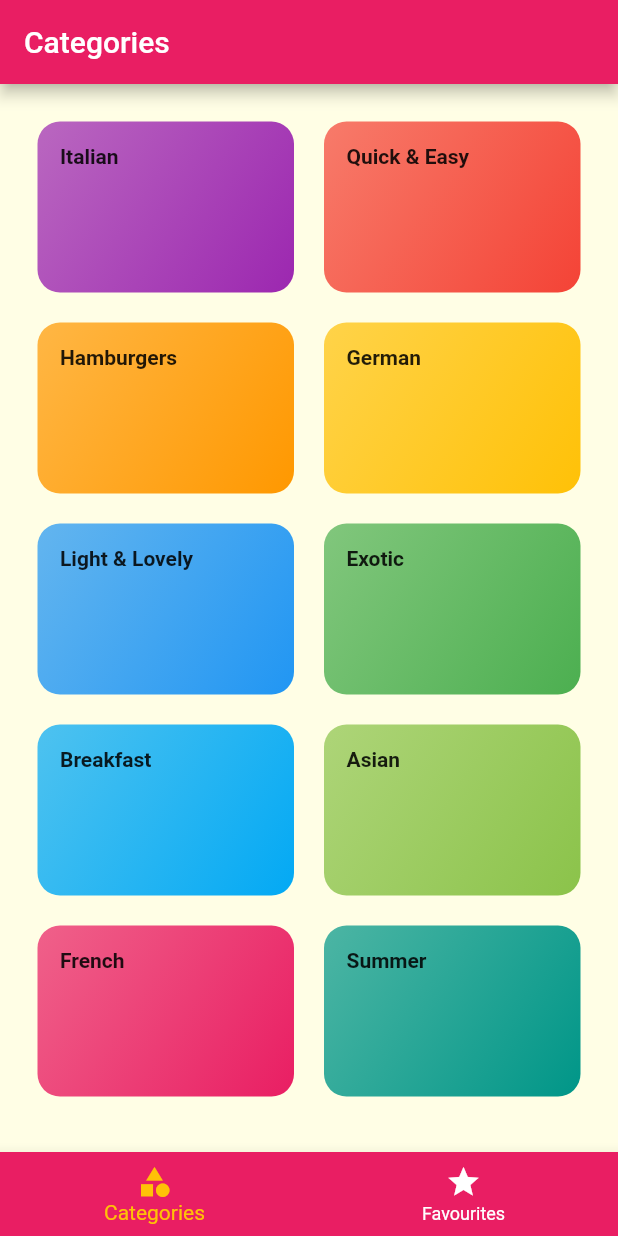
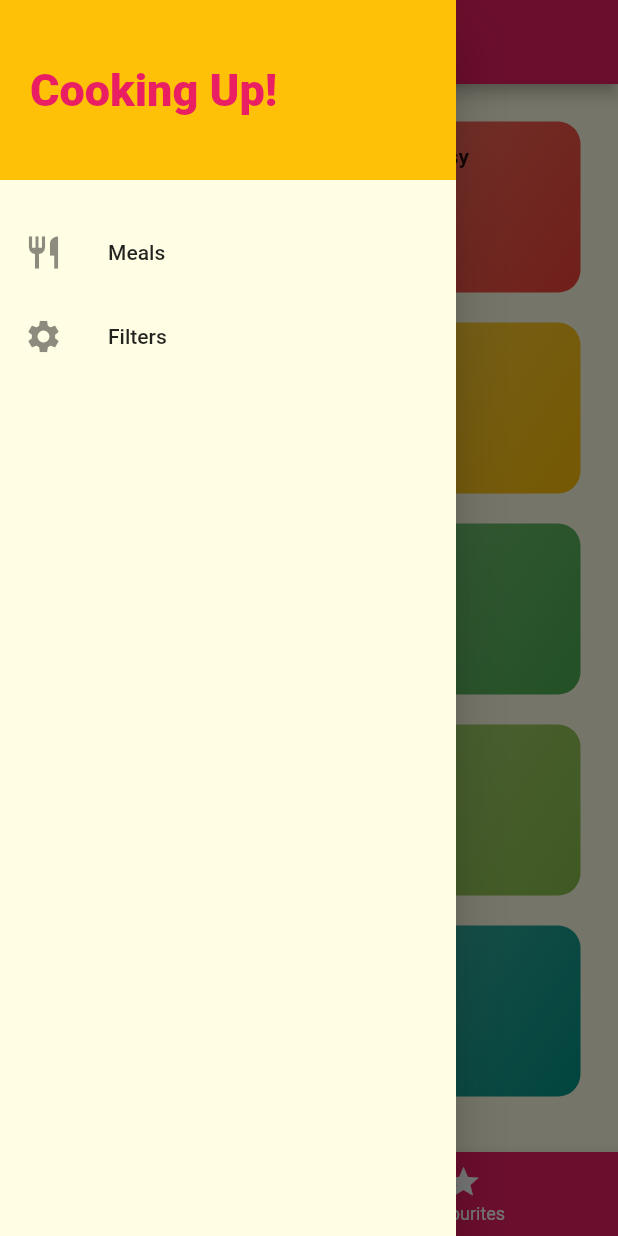
Before and after one commit to amondnet/mobx-issue-832, a Flutter app: the screen it shows after launch, with the side drawer open (before the commit the screen has no drawer), on a phone screen of 412 x 824 dp. Run offline on Flutter 3.47's test engine with Material 2 defaults, Android fonts, the phone set to English and light mode, and no system bars; missing offline and left inert: dart:html.

Commit message:
added filters for meals

```diff
--- a/meal_app/lib/main.dart
+++ b/meal_app/lib/main.dart
@@ -1,12 +1,51 @@
+import 'dart:html';
+
 import 'package:flutter/material.dart';
-import 'package:meal_app/screens/categories_screen.dart';
+import 'package:meal_app/dummy_data.dart';
 import 'package:meal_app/screens/category_meals_screen.dart';
+import 'package:meal_app/screens/filtered_screen.dart';
 import 'package:meal_app/screens/meal_details_screen.dart';
 import 'package:meal_app/screens/tab_screen.dart';
+import 'package:meal_app/models/meal.dart';
 
 void main() => runApp(MyApp());
 
-class MyApp extends StatelessWidget {
+class MyApp extends StatefulWidget {
+  @override
+  _MyAppState createState() => _MyAppState();
+}
+
+class _MyAppState extends State<MyApp> {
+  Map<String,bool> _filters = {
+    'gluten': false,
+    'lactose': false,
+    'vegan': false,
+    'vegetarian': false
+  };
+
+  List<Meal> _availableMeals = DUMMY_MEALS;
+
+  void _setFilters(Map<String, bool> filtered){
+    setState(() {
+      _filters = filtered;
+      _availableMeals = DUMMY_MEALS.where((meal){
+        if(_filters['gluten'] as bool && !meal.isGlutenFree){
+          return false;
+        }
+        if(_filters['lactose'] as bool && !meal.isLactoseFree){
+          return false;
+        }
+        if(_filters['vegan'] as bool && !meal.isVegan){
+          return false;
+        }
+        if(_filters['vegetarian'] as bool && !meal.isVegetarian){
+          return false;
+        }
+        return true;
+      }).toList();
+    });
+  }
+
   @override
   Widget build(BuildContext context) {
     return MaterialApp(
@@ -18,8 +57,9 @@ class MyApp extends StatelessWidget {
       ),
       home: TabsScreen(),
       routes: {
-        CategoryMealsScreen.routeName: (ctx)=> CategoryMealsScreen(),
+        CategoryMealsScreen.routeName: (ctx)=> CategoryMealsScreen(_availableMeals),
         MealDetailsScreen.routeName: (ctx)=> MealDetailsScreen(),
+        FilteredScreen.routeName: (ctx)=> FilteredScreen(_filters ,_setFilters)
       },
     );
   }
--- a/meal_app/lib/screens/tab_screen.dart
+++ b/meal_app/lib/screens/tab_screen.dart
@@ -1,6 +1,7 @@
 import 'package:flutter/material.dart';
 import 'package:meal_app/screens/categories_screen.dart';
 import 'package:meal_app/screens/favourites_screen.dart';
+import 'package:meal_app/widgets/main_drawer.dart';
 
 class TabsScreen extends StatefulWidget {
   @override
@@ -28,6 +29,7 @@ class _TabsScreenState extends State<TabsScreen> {
       appBar: AppBar(
         title: Text(_pages[_selectedPageIndex]['title'] as String),
       ),
+      drawer: MainDrawer(),
       body: _pages[_selectedPageIndex]['page'] as Widget,
       bottomNavigationBar: BottomNavigationBar(
         backgroundColor: Theme.of(context).primaryColor,
--- /dev/null
+++ b/meal_app/lib/widgets/main_drawer.dart
@@ -0,0 +1,50 @@
+import 'package:flutter/material.dart';
+import 'package:meal_app/screens/filtered_screen.dart';
+
+class MainDrawer extends StatelessWidget {
+  Widget buildListTile(String title, IconData icon, Function tapHandler) {
+    return ListTile(
+      leading: Icon(
+        icon,
+        size: 26,
+      ),
+      title: Text(
+        title,
+      ),
+      onTap: ()=>tapHandler(),
+    );
+  }
+
+  @override
+  Widget build(BuildContext context) {
+    return Drawer(
+      child: Column(
+        children: <Widget>[
+          Container(
+            height: 120,
+            width: double.infinity,
+            padding: EdgeInsets.all(20),
+            alignment: Alignment.centerLeft,
+            color: Theme.of(context).accentColor,
+            child: Text(
+              'Cooking Up!',
+              style: TextStyle(
+                  fontWeight: FontWeight.w900,
+                  fontSize: 30,
+                  color: Theme.of(context).primaryColor),
+            ),
+          ),
+          SizedBox(
+            height: 20,
+          ),
+          buildListTile('Meals', Icons.restaurant, (){
+            Navigator.of(context).pushReplacementNamed('/');
+          }),
+          buildListTile('Filters', Icons.settings, (){
+            Navigator.of(context).pushReplacementNamed(FilteredScreen.routeName);
+          }),
+        ],
+      ),
+    );
+  }
+}
--- a/meal_app/lib/widgets/meal_item.dart
+++ b/meal_app/lib/widgets/meal_item.dart
@@ -44,7 +44,9 @@ class MealItem extends StatelessWidget {
   void selectMeal(BuildContext context) {
     Navigator.of(context).pushNamed(MealDetailsScreen.routeName,
         arguments: id
-    );
+    ).then((result){
+      // you can use this or just ignore
+    });
   }
 
   @override
```
Also changed, not shown: meal_app/lib/screens/category_meals_screen.dart (+6 -1 lines), meal_app/lib/screens/filtered_screen.dart (added, +121 -0 lines), meal_app/lib/screens/meal_details_screen.dart (+8 -0 lines).
